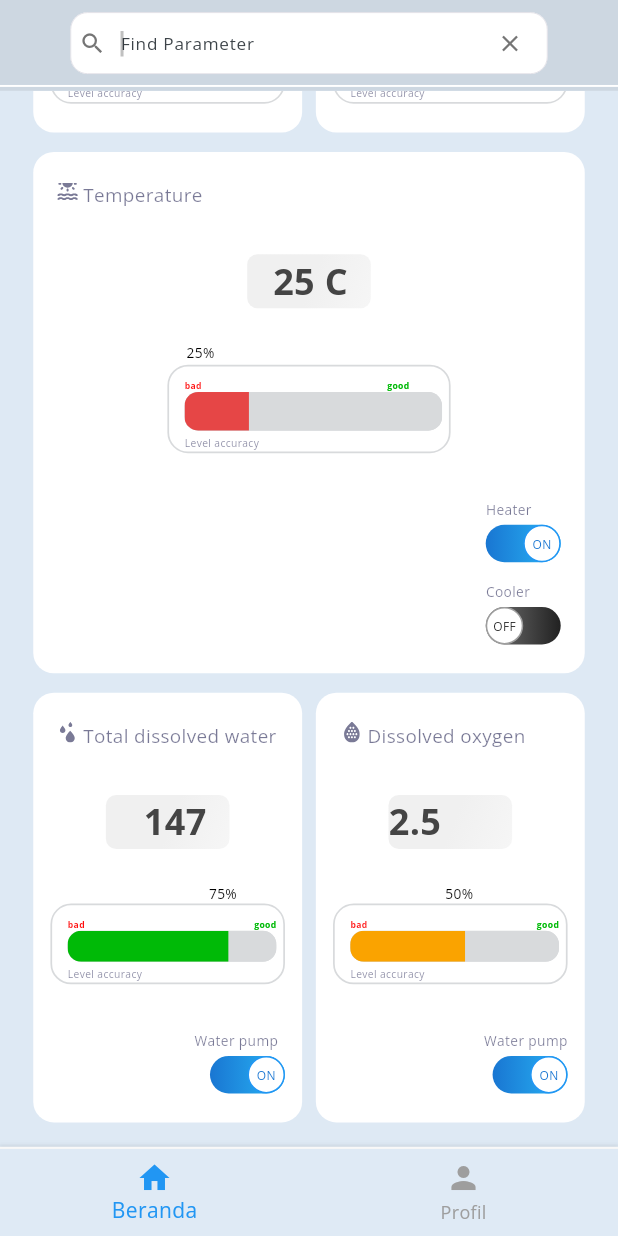
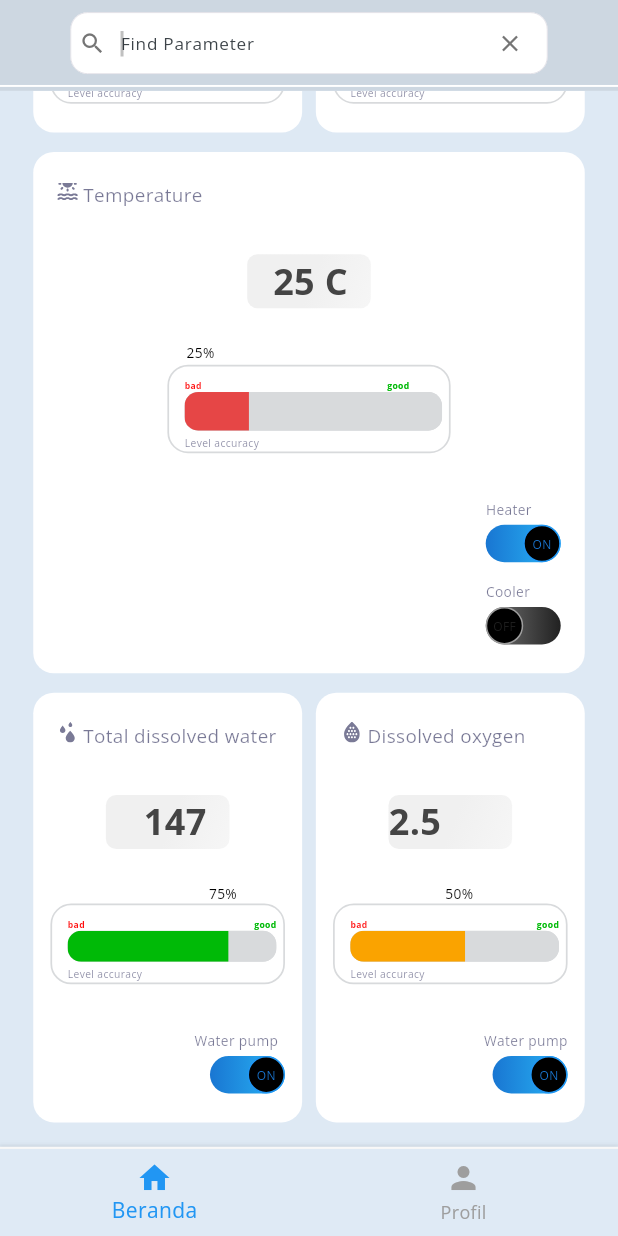
Before and after one commit to ZaeNau/TA-Capstone-Project_AquaKoi, a Flutter app: the DashboardScreen screen opened by its route, scrolled down 247 dp, on a phone screen of 412 x 824 dp. Run offline on Flutter 3.47's test engine with Material 3 defaults, Android fonts, the phone set to English and light mode, and no system bars; our stand-ins replace cached_network_image, firebase_auth, flutter_svg, fluttertoast; accounts and stored records are empty; project files that could hold a hidden picture were left out.

Commit message:
First commit

```diff
--- a/AquaKoi-main/lib/Presentation/dashboard_screen.dart
+++ b/AquaKoi-main/lib/Presentation/dashboard_screen.dart
@@ -60,7 +60,7 @@ class _ToggleButtonState extends State<ToggleButton> {
                 width: 25,
                 height: 25,
                 decoration: BoxDecoration(
-                  color: isOn ? const Color.fromARGB(255, 255, 255, 255) : const Color.fromARGB(255, 255, 255, 255), // Toggle button color
+                  color: isOn ? Color.fromARGB(255, 0, 0, 0) : Color.fromARGB(255, 0, 0, 0), // Toggle button color
                   shape: BoxShape.circle,
                   border: Border.all(
                     color: isOn ? Colors.blue : Colors.grey, // Border color
```
